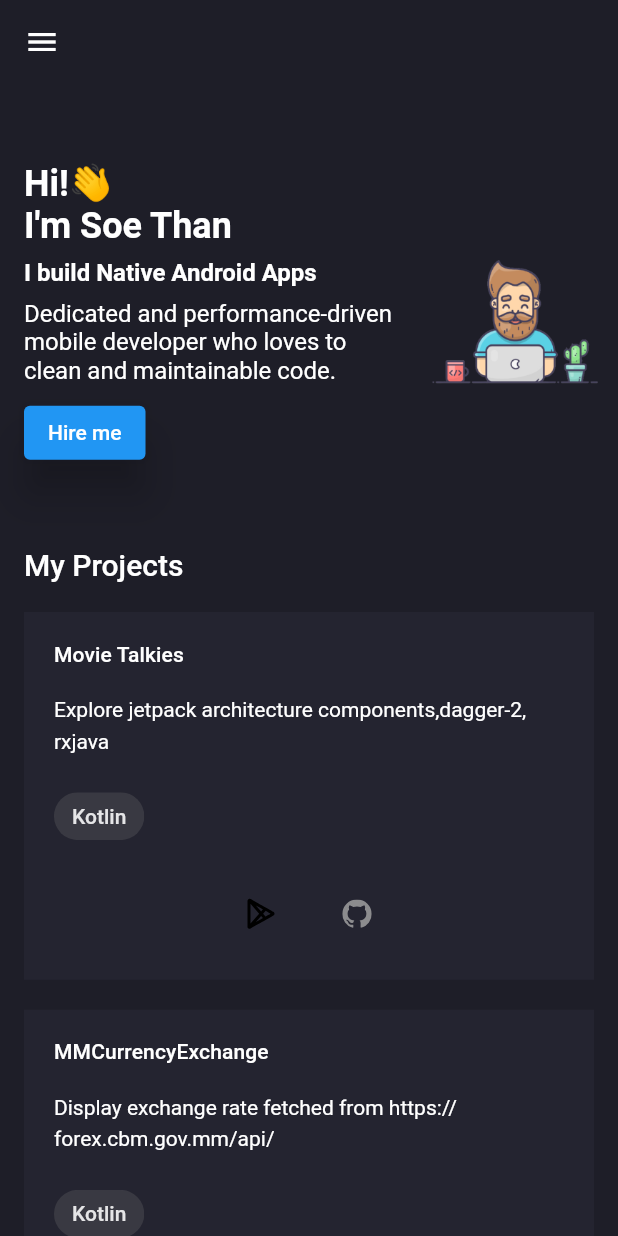
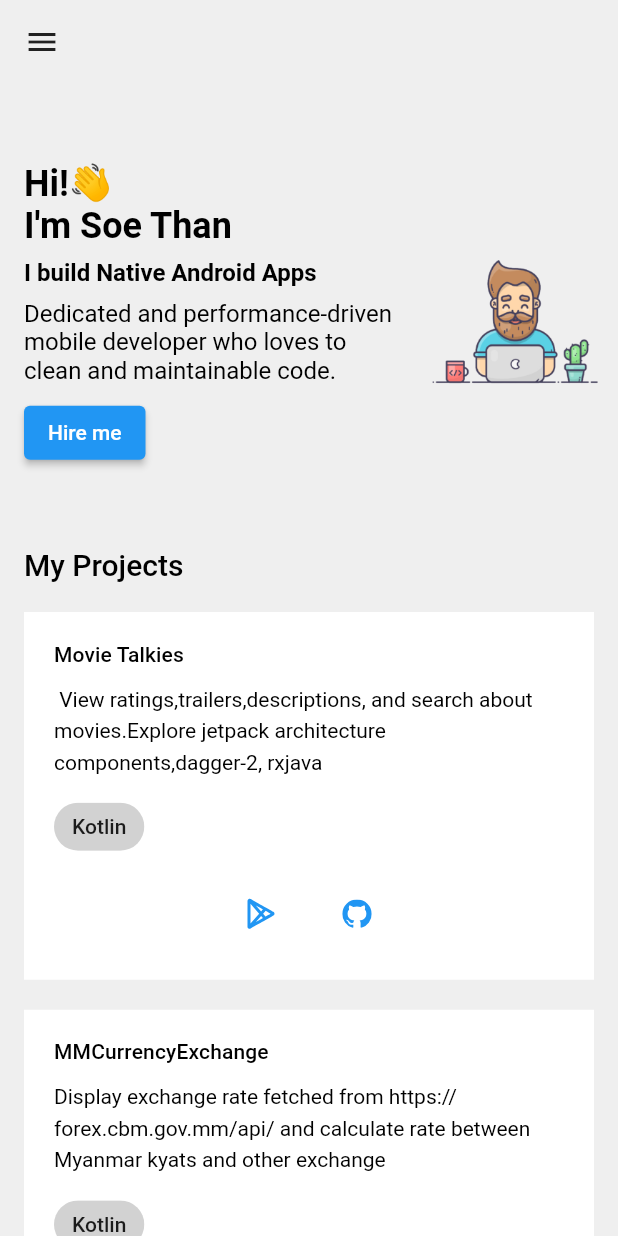
Before and after one commit to soethan98/Responsive-Portfolio, a Flutter app: the screen it shows after launch, after a tap on "Hire me", on a phone screen of 412 x 824 dp. Run offline on Flutter 3.47's test engine with Material 2 defaults, Android fonts, the phone set to English and light mode, and no system bars; drawn by our look-alikes of animated_text_kit; our stand-ins replace flutter_svg, google_fonts, url_launcher_web; missing offline and left inert: dev_icons; Roboto replaces fonts that are missing (Ubuntu).

Commit message:
wip/theme

```diff
--- a/lib/constants.dart
+++ /dev/null
@@ -1,11 +0,0 @@
-import 'package:flutter/material.dart';
-
-const primaryColor = Color(0xFFFFC107);
-const secondaryColor = Color(0xFF242430);
-const darkColor = Color(0xFF191923);
-const bodyTextColor = Color(0xFF8B8B8D);
-const bgColor = Color(0xFF1E1E28);
-
-const defaultPadding = 20.0;
-const defaultDuration = Duration(seconds: 1); // we use it on our animation
-const maxWidth = 1440.0; // max width of our web
--- a/lib/main.dart
+++ b/lib/main.dart
@@ -1,23 +1,30 @@
 import 'package:flutter/material.dart';
-import 'package:portfolio_website/responsive.dart';
+import 'package:portfolio_website/providers/theme_provider.dart';
 import 'package:portfolio_website/screens/home/home_screen.dart';
+import 'package:portfolio_website/utils/size_config.dart';
+import 'package:provider/provider.dart';
 
-import 'constants.dart';
-
-void main() => runApp(MyApp());
+void main() => runApp(const MyApp());
 
 class MyApp extends StatelessWidget {
+  const MyApp({Key? key}) : super(key: key);
   @override
   Widget build(BuildContext context) {
-    return MaterialApp(
-      title: 'Material App',
-      debugShowCheckedModeBanner: false,
-      theme: ThemeData.dark().copyWith(
-        primaryColor: primaryColor,
-        scaffoldBackgroundColor: bgColor,
-        canvasColor: bgColor,
-      ),
-      home: HomeScreen(),
-    );
+    return LayoutBuilder(builder: (context, constraints) {
+      return OrientationBuilder(builder: (context, orientation) {
+        SizeConfig().init(constraints, orientation);
+        return ChangeNotifierProvider<ThemeProvider>(
+          create: (_) => ThemeProvider(),
+          child: Consumer<ThemeProvider>(builder: (context, themeProvider, _) {
+            return MaterialApp(
+              title: 'Material App',
+              debugShowCheckedModeBanner: false,
+              theme: themeProvider.currentThemeData,
+              home: const HomeScreen(),
+            );
+          }),
+        );
+      });
+    });
   }
 }
--- a/lib/models/project_entity.dart
+++ b/lib/models/project_entity.dart
@@ -18,7 +18,8 @@ List<ProjectEntity> projects = [
   ProjectEntity(
       title: "Movie Talkies",
       baseLang: 'Kotlin',
-      description: "Explore jetpack architecture components,dagger-2, rxjava",
+      description:
+          " View ratings,trailers,descriptions, and search about movies.Explore jetpack architecture components,dagger-2, rxjava",
       playstoreUrl:
           'https://play.google.com/store/apps/details?id=com.soethan.movietalkies',
       githubUrl: 'https://github.com/soethan98/MovieTalkies'),
@@ -26,7 +27,7 @@ List<ProjectEntity> projects = [
       title: "MMCurrencyExchange",
       baseLang: 'Kotlin',
       description:
-          "Display exchange rate fetched from https://forex.cbm.gov.mm/api/",
+          "Display exchange rate fetched from https://forex.cbm.gov.mm/api/ and calculate rate between Myanmar kyats and other exchange",
       githubUrl: 'https://github.com/soethan98/MMCurrencyExchange',
       playstoreUrl:
           'https://play.google.com/store/apps/details?id=com.soethan.mmcurrencyexchange'),
@@ -68,11 +69,16 @@ You can add notes easily."""),
           'https://play.google.com/store/apps/details?id=m2cs.masnoondua',
       description:
           """This is a Islamic dua application which are Masnoon duas(the duas which you must used in daily lives). The meaning are translated Myanmar Language . Arabic Text and Myanmar meaning are tested by "Al Haj Maulana Saeedullah Mahmudi".The app allow you to read this duas by categories with offline audio playback very easily.In which you can save your favorite duas. The original sources of this app are from true Hadiths and books translated in Myanmar Language. This application is developed by M2CS(Myanmar Muslim Computer Students) Organization."""),
-
   ProjectEntity(
     title: 'Deen Talk Myanmar',
     baseLang: 'Flutter',
+    description: 'Written using provider as a stage management tool and dio as a network client.',
     playstoreUrl:
         'https://play.google.com/store/apps/details?id=org.deen_talk_myanmar',
   ),
 ];
+
+// Features included -
+// - View exchange rate from Central Bank Of Myanmar.
+// - Calculate rate between Myanmar kyats and other exchange.
+// - Dark Model Supported.
--- /dev/null
+++ b/lib/providers/theme_provider.dart
@@ -0,0 +1,18 @@
+import 'package:flutter/material.dart';
+import 'package:portfolio_website/utils/utils.dart';
+
+class ThemeProvider with ChangeNotifier {
+   ThemeData _themeData = lightTheme;
+  ThemeData get currentThemeData => _themeData;
+
+
+  void toggleTheme() {
+    if (currentThemeData == lightTheme) {
+      _themeData = darkTheme;
+    } else {
+      _themeData = lightTheme;
+    }
+
+    notifyListeners();
+  }
+}
--- a/lib/screens/home/components/home_banner.dart
+++ b/lib/screens/home/components/home_banner.dart
@@ -1,6 +1,6 @@
 import 'package:animated_text_kit/animated_text_kit.dart';
 import 'package:flutter/material.dart';
-import 'package:portfolio_website/responsive.dart';
+import 'package:portfolio_website/utils/responsive.dart';
 import '../../../extensions/extension.dart';
 
 class HomeBanner extends StatelessWidget {
@@ -29,7 +29,6 @@ class HomeBanner extends StatelessWidget {
                       "Hi!👋 \nI'm Soe Than",
                       style: Theme.of(context).textTheme.headline5?.copyWith(
                             fontWeight: FontWeight.bold,
-                            color: Colors.white,
                           ),
                     ),
                     const SizedBox(
@@ -41,19 +40,22 @@ class HomeBanner extends StatelessWidget {
                     ),
                     Text(
                       "Dedicated and performance-driven mobile developer who loves to clean and maintainable code.",
-                      style: Theme.of(context).textTheme.subtitle1?.copyWith(
-                            color: Colors.white,
-                          ),
+                      style: Theme.of(context).textTheme.subtitle1?.copyWith(),
                     ),
                     const SizedBox(
                       height: 8,
                     ),
                     ElevatedButton(
-                        style: ButtonStyle(
-                          elevation: MaterialStateProperty.all(12),
-                        ),
+                        style: Theme.of(context)
+                            .elevatedButtonTheme
+                            .style
+                            ?.copyWith(
+                                elevation: MaterialStateProperty.all(12)),
+                        // style: ButtonStyle(
+                        //   elevation: MaterialStateProperty.all(12),
+                        // ),
                         onPressed: () {
-                           Uri(
+                          Uri(
                             scheme: 'mailto',
                             path: 'soethan762@gmail.com',
                           ).toString().launchURL();
--- a/lib/screens/home/components/my_projects.dart
+++ b/lib/screens/home/components/my_projects.dart
@@ -1,8 +1,8 @@
 import 'package:flutter/material.dart';
-import 'package:portfolio_website/responsive.dart';
+import 'package:portfolio_website/utils/responsive.dart';
 import 'package:portfolio_website/screens/home/components/project_grid_view.dart';
 
-import '../../../constants.dart';
+import '../../../utils/constants.dart';
 
 class MyProjects extends StatelessWidget {
   const MyProjects({Key? key}) : super(key: key);
--- a/lib/screens/home/components/project_card.dart
+++ b/lib/screens/home/components/project_card.dart
@@ -2,10 +2,10 @@ import 'package:dev_icons/dev_icons.dart';
 import 'package:flutter/material.dart';
 import '../../../extensions/extension.dart';
 import 'package:flutter_svg/svg.dart';
-import 'package:portfolio_website/constants.dart';
+import 'package:portfolio_website/utils/constants.dart';
 import 'package:portfolio_website/models/project_entity.dart';
 
-import '../../../responsive.dart';
+import '../../../utils/responsive.dart';
 
 class ProjectCard extends StatelessWidget {
   final ProjectEntity projectEntity;
@@ -15,7 +15,7 @@ class ProjectCard extends StatelessWidget {
   Widget build(BuildContext context) {
     return Container(
       padding: const EdgeInsets.all(defaultPadding),
-      color: secondaryColor,
+      color: Theme.of(context).cardColor,
       child: Column(
         crossAxisAlignment: CrossAxisAlignment.start,
         mainAxisSize: MainAxisSize.min,
@@ -32,7 +32,7 @@ class ProjectCard extends StatelessWidget {
               projectEntity.description!,
               maxLines: Responsive.isMobileLarge(context) ? 3 : 4,
               overflow: TextOverflow.ellipsis,
-              style: TextStyle(height: 1.5),
+              style: const TextStyle(height: 1.5),
             ),
           const Spacer(),
           Chip(label: Text(projectEntity.baseLang)),
@@ -43,11 +43,15 @@ class ProjectCard extends StatelessWidget {
               if (projectEntity.playstoreUrl != null)
                 TextButton(
                     onPressed: () => projectEntity.playstoreUrl?.launchURL(),
-                    child: SvgPicture.asset("assets/icons/playstore.svg")),
+                    child: SvgPicture.asset(
+                      "assets/icons/playstore.svg",
+                      color: Theme.of(context).colorScheme.secondary,
+                    )),
               if (projectEntity.githubUrl != null)
                 TextButton(
                     onPressed: () => projectEntity.githubUrl?.launchURL(),
-                    child: SvgPicture.asset("assets/icons/github.svg")),
+                    child: SvgPicture.asset("assets/icons/github.svg",
+                        color: Theme.of(context).colorScheme.secondary)),
             ],
           )
         ],
--- a/lib/screens/home/components/project_grid_view.dart
+++ b/lib/screens/home/components/project_grid_view.dart
@@ -1,28 +1,29 @@
 import 'package:flutter/material.dart';
-import 'package:portfolio_website/constants.dart';
+import 'package:portfolio_website/utils/constants.dart';
 import 'package:portfolio_website/models/project_entity.dart';
 import 'package:portfolio_website/screens/home/components/project_card.dart';
 
 class ProjectGridView extends StatelessWidget {
   final int crossAxisCount;
   final double chilAspectRatio;
-  const ProjectGridView({ Key? key,this.crossAxisCount = 3,this.chilAspectRatio = 1.3}) : super(key: key);
+  const ProjectGridView(
+      {Key? key, this.crossAxisCount = 3, this.chilAspectRatio = 1.3})
+      : super(key: key);
 
   @override
   Widget build(BuildContext context) {
     return GridView.builder(
       shrinkWrap: true,
-
       physics: const NeverScrollableScrollPhysics(),
       itemCount: projects.length,
+      padding: const EdgeInsets.only(bottom: 8.0),
       gridDelegate: SliverGridDelegateWithFixedCrossAxisCount(
-        crossAxisCount: crossAxisCount,
-
-        childAspectRatio: chilAspectRatio,
-        crossAxisSpacing: defaultPadding,
-        mainAxisSpacing: defaultPadding
-      ),
-      itemBuilder: (context,index) => ProjectCard(projectEntity: projects[index]),
+          crossAxisCount: crossAxisCount,
+          childAspectRatio: chilAspectRatio,
+          crossAxisSpacing: defaultPadding,
+          mainAxisSpacing: defaultPadding),
+      itemBuilder: (context, index) =>
+          ProjectCard(projectEntity: projects[index]),
     );
   }
 }
--- a/lib/screens/main/components/area_info_text.dart
+++ b/lib/screens/main/components/area_info_text.dart
@@ -1,6 +1,6 @@
 import 'package:flutter/material.dart';
 
-import '../../../constants.dart';
+import '../../../utils/constants.dart';
 
 class AreaInfoText extends StatelessWidget {
   const AreaInfoText({
@@ -20,7 +20,6 @@ class AreaInfoText extends StatelessWidget {
         children: [
           Text(
             title!,
-            style: TextStyle(color: Colors.white),
           ),
           Text(text!),
         ],
--- a/lib/screens/main/components/my_info.dart
+++ b/lib/screens/main/components/my_info.dart
@@ -1,5 +1,7 @@
-import 'package:dev_icons/dev_icons.dart';
 import 'package:flutter/material.dart';
+import 'package:portfolio_website/providers/theme_provider.dart';
+import 'package:portfolio_website/utils/utils.dart';
+import 'package:provider/provider.dart';
 
 class MyInfo extends StatelessWidget {
   const MyInfo({
@@ -8,13 +10,28 @@ class MyInfo extends StatelessWidget {
 
   @override
   Widget build(BuildContext context) {
+    debugPrint('Value Change Build');
     return AspectRatio(
       aspectRatio: 1.23,
       child: Container(
-        color: const Color(0xFF242430),
         child: Column(
           children: [
-            const Spacer(flex: 2),
+            const Spacer(),
+            Row(
+              mainAxisAlignment: MainAxisAlignment.end,
+              children: [
+                const Icon(Icons.mode_night_outlined),
+                Consumer<ThemeProvider>(
+                    builder: (context, provider, _) => Switch(
+                        value: provider.currentThemeData == darkTheme,
+                        onChanged: (_) {
+                          provider.toggleTheme();
+                        }))
+              ],
+            ),
+            const Spacer(
+              flex: 2,
+            ),
             const CircleAvatar(
               radius: 50,
               backgroundImage: AssetImage("assets/images/my_dp.jpg"),
--- a/lib/screens/main/components/side_drawer.dart
+++ b/lib/screens/main/components/side_drawer.dart
@@ -1,7 +1,7 @@
 import 'package:dev_icons/dev_icons.dart';
 import 'package:flutter/material.dart';
 import 'package:flutter_svg/svg.dart';
-import 'package:portfolio_website/constants.dart';
+import 'package:portfolio_website/utils/constants.dart';
 import 'package:portfolio_website/screens/main/components/area_info_text.dart';
 import 'package:portfolio_website/screens/main/components/my_info.dart';
 import 'package:portfolio_website/screens/main/components/skills.dart';
@@ -19,6 +19,7 @@ class SideDrawer extends StatelessWidget {
           const MyInfo(),
           Expanded(
               child: SingleChildScrollView(
+            controller: ScrollController(),
             padding: const EdgeInsets.all(defaultPadding),
             child: Column(
               children: [
@@ -37,7 +38,7 @@ class SideDrawer extends StatelessWidget {
                 const Skills(),
                 Container(
                   margin: const EdgeInsets.only(top: defaultPadding),
-                  color: const Color(0xFF24242E),
+                  color: Theme.of(context).cardColor,
                   child: Row(
                     mainAxisAlignment: MainAxisAlignment.spaceEvenly,
                     children: [
--- a/lib/screens/main/main_screen.dart
+++ b/lib/screens/main/main_screen.dart
@@ -1,6 +1,6 @@
 import 'package:flutter/material.dart';
-import 'package:portfolio_website/constants.dart';
-import 'package:portfolio_website/responsive.dart';
+import 'package:portfolio_website/utils/constants.dart';
+import 'package:portfolio_website/utils/responsive.dart';
 import 'package:portfolio_website/screens/main/components/side_drawer.dart';
 
 class MainScreen extends StatelessWidget {
@@ -13,8 +13,7 @@ class MainScreen extends StatelessWidget {
       appBar: Responsive.isDesktop(context)
           ? null
           : AppBar(
-            elevation: 0,
-              backgroundColor: bgColor,
+              elevation: 0,
               leading: Builder(
                   builder: (context) => IconButton(
                       onPressed: () => Scaffold.of(context).openDrawer(),
@@ -29,18 +28,19 @@ class MainScreen extends StatelessWidget {
             mainAxisAlignment: MainAxisAlignment.start,
             children: [
               if (Responsive.isDesktop(context)) ...[
-                Expanded(
-                    flex: 2,
-                    child: SideDrawer()
-                    ),
-
+                Expanded(flex: 2, child: SideDrawer()),
               ],
               Expanded(
                 flex: 7,
-                child: SingleChildScrollView(
-                  child: Column(
-                    crossAxisAlignment: CrossAxisAlignment.start,
-                    children: [...children],
+                child: ScrollConfiguration(
+                  behavior: ScrollConfiguration.of(context)
+                      .copyWith(scrollbars: false),
+                  child: SingleChildScrollView(
+                    controller: ScrollController(),
+                    child: Column(
+                      crossAxisAlignment: CrossAxisAlignment.start,
+                      children: [...children],
+                    ),
                   ),
                 ),
               )
--- /dev/null
+++ b/lib/utils/constants.dart
@@ -0,0 +1,19 @@
+import 'package:flutter/material.dart';
+
+const Color cardBg = Color(0xFFF5F5F5);
+const Color lightScaffoldBackground = Color(0xFFEFEFEF);
+const Color darkLight = Color(0xFF212121);
+
+const defaultPadding = 20.0;
+const defaultDuration = Duration(seconds: 1); // we use it on our animation
+const maxWidth = 1440.0; // max width of our web
+
+const Color lightPrimary = Color(0xFFf4f4f4);
+const Color darkPrimary = Colors.black;
+
+const Color lightAccent = Colors.blue;
+// const Color darkAccent = Colors.cyanAccent;
+
+const Color lightBG = Colors.white;
+const Color darkBG = Color(0xFF1f1f1f);
+const Color white = Colors.white;
--- /dev/null
+++ b/lib/utils/size_config.dart
@@ -0,0 +1,45 @@
+import 'package:flutter/material.dart';
+
+class SizeConfig {
+  static double _screenWidth = 0.0;
+  static double _screenHeight = 0.0;
+  static double _blockWidth = 0;
+  static double _blockHeight = 0;
+
+  static double textMultiplier = 0.0;
+  static double imageSizeMultiplier = 0.0;
+  static double heightMultiplier = 0.0;
+  static double widthMultiplier = 0.0;
+  static bool isPortrait = true;
+  static bool isMobilePortrait = false;
+
+  void init(BoxConstraints constraints, Orientation orientation) {
+    if (orientation == Orientation.portrait) {
+      print('this is portrait');
+
+      _screenWidth = constraints.maxWidth;
+      _screenHeight = constraints.maxHeight;
+      isPortrait = true;
+      if (_screenWidth < 450) {
+        isMobilePortrait = true;
+      }
+    } else {
+      print('this is landscape');
+
+      _screenWidth = constraints.maxHeight;
+      _screenHeight = constraints.maxWidth;
+      isPortrait = false;
+      isMobilePortrait = false;
+    }
+
+    _blockWidth = _screenWidth / 100;
+    _blockHeight = _screenHeight / 100;
+
+    textMultiplier = _blockHeight;
+    imageSizeMultiplier = _blockWidth;
+    heightMultiplier = _blockHeight;
+    widthMultiplier = _blockWidth;
+
+    print(_screenWidth);
+  }
+}
--- /dev/null
+++ b/lib/utils/utils.dart
@@ -0,0 +1,27 @@
+import 'package:flutter/material.dart';
+import 'package:google_fonts/google_fonts.dart';
+
+import 'constants.dart';
+
+final lightTheme = ThemeData(
+    textTheme: kTextTheme.apply(bodyColor: Colors.black),
+    brightness: Brightness.light,
+    cardColor: Colors.white,
+    scaffoldBackgroundColor: const Color(0xFFEFEFEF),
+    canvasColor: const Color(0xFFEFEFEF),
+    appBarTheme: const AppBarTheme(
+        color: Color(0xFFEFEFEF),
+        elevation: 0,
+        iconTheme: IconThemeData(color: darkLight)),
+    iconTheme: const IconThemeData(color: lightAccent));
+
+final darkTheme = ThemeData(
+    brightness: Brightness.dark,
+    backgroundColor: darkBG,
+    primaryColor: darkPrimary,
+    scaffoldBackgroundColor: darkBG,
+    iconTheme: const IconThemeData(color: lightAccent),
+    appBarTheme: const AppBarTheme(elevation: 0.0),
+    textTheme:kTextTheme.apply(bodyColor: Colors.white));
+
+final kTextTheme = GoogleFonts.ubuntuTextTheme();
--- a/pubspec.yaml
+++ b/pubspec.yaml
@@ -39,6 +39,7 @@ dependencies:
   # Use with the CupertinoIcons class for iOS style icons.
   cupertino_icons: ^1.0.2
   url_launcher: ^6.0.12
+  provider: ^6.0.1
 
 dev_dependencies:
   flutter_test:
```
Also changed, not shown: lib/screens/main/components/skills.dart (+7 -5 lines), lib/utils/responsive.dart (renamed from lib/responsive.dart), lib/utils/styling.dart (added), pubspec.lock.
